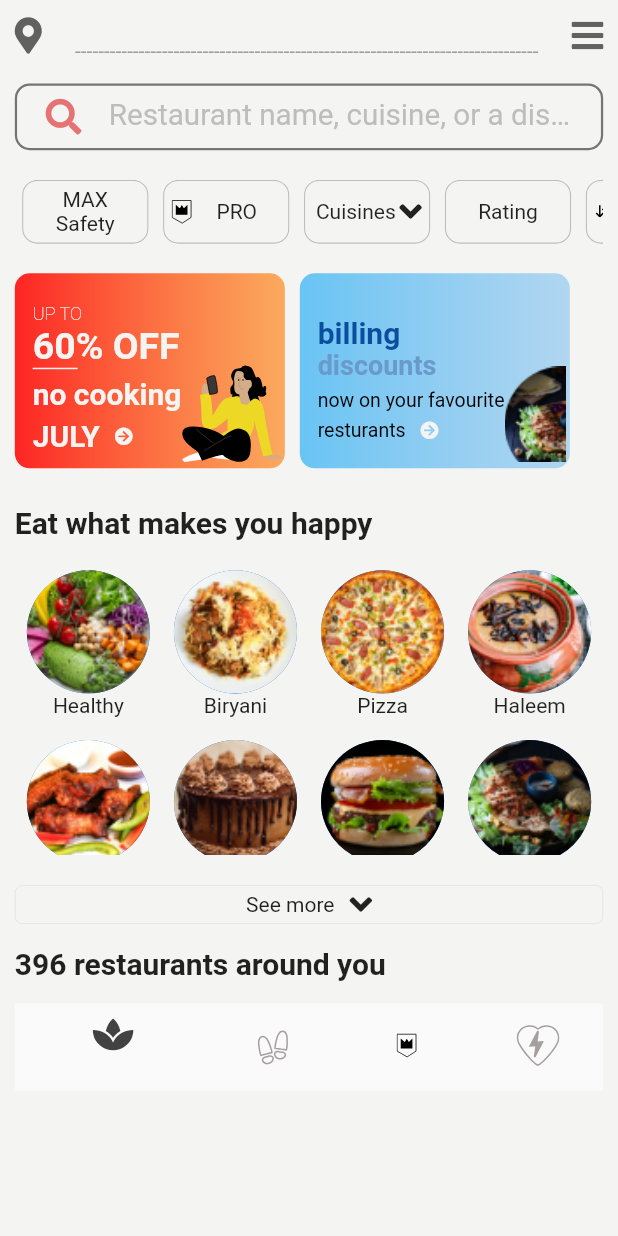
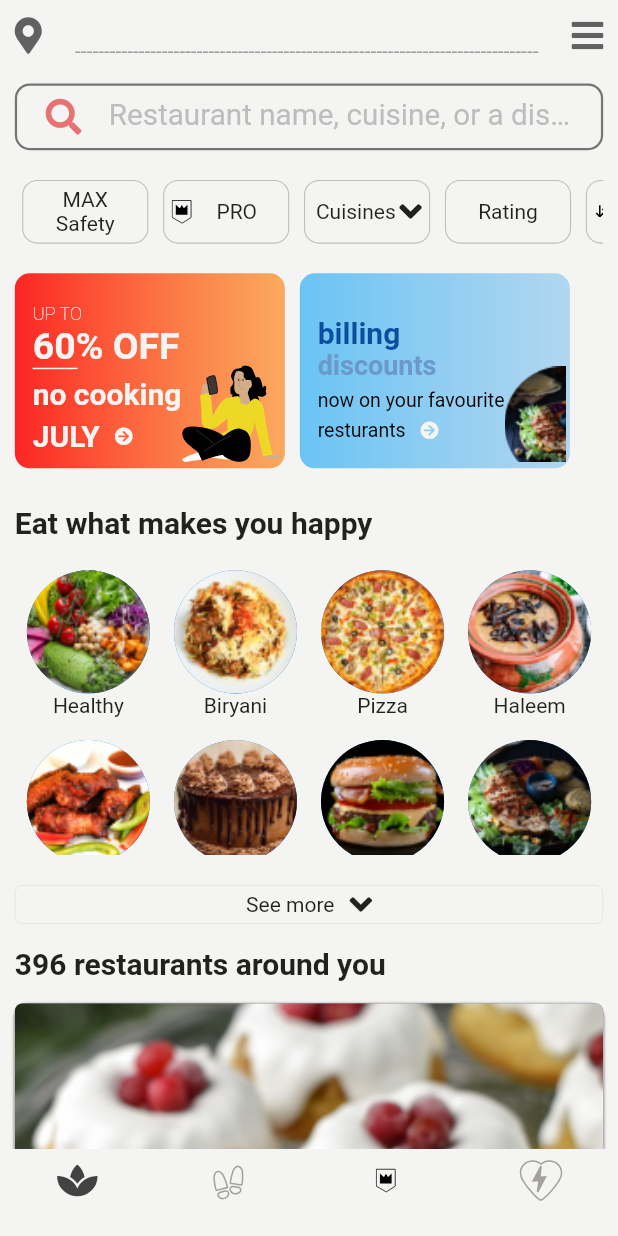
Before and after one commit to jidnation/Figma-Zomato-clone-FoodApp, a Flutter app: the screen it shows after launch, after a tap on "Skip", on a phone screen of 412 x 824 dp. Run offline on Flutter 3.47's test engine with Material 2 defaults, Android fonts, the light colour scheme and no system bars; our stand-ins replace flutter_svg, font_awesome_flutter; project files that could hold a hidden picture were left out.

Commit message:
details page
just stating the screen disign

```diff
--- a/lib/Routes/contacts.dart
+++ b/lib/Routes/contacts.dart
@@ -1,3 +1,4 @@
 const String signUpPage = '/ ';
 const String verificationPage = '/verify_page ';
 const String homePage = '/home_page ';
+const String foodDetailPage = '/foodDetail_page';
--- a/lib/Screens/Home/body.dart
+++ b/lib/Screens/Home/body.dart
@@ -6,6 +6,7 @@ import 'package:flutter_svg/svg.dart';
 import 'package:font_awesome_flutter/font_awesome_flutter.dart';
 import 'package:zomato_foodapp_design_clone/Configurations/constant.dart';
 import 'package:zomato_foodapp_design_clone/Configurations/general.dart';
+import 'package:zomato_foodapp_design_clone/Routes/contacts.dart';
 import 'package:zomato_foodapp_design_clone/Screens/Home/widgets.dart';
 import 'package:zomato_foodapp_design_clone/Tools/data.dart';
 import 'package:zomato_foodapp_design_clone/Tools/genrators.dart';
@@ -216,20 +217,36 @@ class _HomePageBodyState extends State<HomePageBody> {
                   style: TextStyle(fontSize: 20, fontWeight: FontWeight.w600)),
             ),
             const SizedBox(height: 15),
-            const FoodsDetailList(),
-            Container(
-              child: BottomNavigationBar(
-                elevation: 0,
-                backgroundColor: whiteColor,
-                selectedItemColor: Colors.grey.shade800,
-                items: [
-                  const BottomNavigationBarItem(icon: FaIcon(FontAwesomeIcons.spa), label: ''),
-                  BottomNavigationBarItem(icon: SvgPicture.asset('icons/shoe.svg'), label: ''),
-                  BottomNavigationBarItem(icon: SvgPicture.asset('icons/pro.svg'), label: ''),
-                  BottomNavigationBarItem(icon: SvgPicture.asset('icons/flashHeart.svg'), label: ''),
-                ]
-                ),
-            )
+            SizedBox(
+              height: 276 * foodsDetailList.length.toDouble(),
+              width: SizeConfig.screenWidth,
+              child: ListView.builder(
+                  physics: const NeverScrollableScrollPhysics(),
+                  shrinkWrap: true,
+                  itemCount: foodsDetailList.length,
+                  itemBuilder: (context, index) {
+                    // print(foodsDetailList);
+                    if (foodsDetailList.isNotEmpty) {
+                      var contain = foodsDetailList[index];
+                      return Column(children: [
+                        GestureDetector(
+                          child: FoodDetailsList(
+                              image: contain['image'],
+                              title: contain['title'],
+                              subTitle: contain['subTitle'],
+                              rating: contain['rating'],
+                              price: contain['price']),
+                          onTap: () {
+                            Navigator.pushNamed(context, foodDetailPage, arguments: contain);
+                          },
+                        ),
+                        const SizedBox(height: 25),
+                      ]);
+                    }
+                    return CircularProgressIndicator(
+                        color: Colors.green.withOpacity(0.5));
+                  }),
+            ),
           ]),
         ),
       ]),
--- a/lib/Screens/Home/home_page.dart
+++ b/lib/Screens/Home/home_page.dart
@@ -1,4 +1,6 @@
 import 'package:flutter/material.dart';
+import 'package:flutter_svg/flutter_svg.dart';
+import 'package:font_awesome_flutter/font_awesome_flutter.dart';
 import 'package:zomato_foodapp_design_clone/Configurations/constant.dart';
 import 'package:zomato_foodapp_design_clone/Screens/Home/body.dart';
 
@@ -7,9 +9,21 @@ class HomePage extends StatelessWidget {
 
   @override
   Widget build(BuildContext context) {
-    return const Scaffold(
+    return Scaffold(
       backgroundColor: whiteColor,
-      body: HomePageBody(),
+      body: const HomePageBody(),
+      bottomNavigationBar:  BottomNavigationBar(
+             type: BottomNavigationBarType.fixed,
+                elevation: 0,
+                backgroundColor: whiteColor,
+                selectedItemColor: Colors.grey.shade800,
+                items: [
+                  const BottomNavigationBarItem(icon: FaIcon(FontAwesomeIcons.spa), label: ''),
+                  BottomNavigationBarItem(icon: SvgPicture.asset('icons/shoe.svg'), label: ''),
+                  BottomNavigationBarItem(icon: SvgPicture.asset('icons/pro.svg'), label: ''),
+                  BottomNavigationBarItem(icon: SvgPicture.asset('icons/flashHeart.svg'), label: ''),
+                ]
+                ),
     );
   }
 }
--- a/lib/Screens/Home/widgets.dart
+++ b/lib/Screens/Home/widgets.dart
@@ -10,7 +10,12 @@ class FoodDetailsList extends StatelessWidget {
   final num rating;
   final num price;
   const FoodDetailsList({
-    Key? key, required this.image, required this.title, required this.subTitle, required this.rating, required this.price,
+    Key? key,
+    required this.image,
+    required this.title,
+    required this.subTitle,
+    required this.rating,
+    required this.price,
   }) : super(key: key);
 
   @override
@@ -65,12 +70,12 @@ class FoodDetailsList extends StatelessWidget {
                         Column(
                             crossAxisAlignment: CrossAxisAlignment.start,
                             children: [
-                          Text( title,
+                              Text(title,
                                   style: const TextStyle(
                                     fontSize: 17,
                                     fontWeight: FontWeight.w600,
                                   )),
-                          Text( subTitle,
+                              Text(subTitle,
                                   style: const TextStyle(
                                     fontSize: 14,
                                     fontWeight: FontWeight.w300,
@@ -130,7 +135,25 @@ class FoodDetailsList extends StatelessWidget {
                           const SizedBox(
                             width: 5,
                           ),
-                          Container(
+                          const MaxDeliveryDesign()
+                        ])
+                      ]),
+                )
+              ]),
+        )
+      ]),
+    );
+  }
+}
+
+class MaxDeliveryDesign extends StatelessWidget {
+  const MaxDeliveryDesign({
+    Key? key,
+  }) : super(key: key);
+
+  @override
+  Widget build(BuildContext context) {
+    return Container(
       height: 26,
       width: 66,
       decoration: BoxDecoration(
@@ -163,12 +186,6 @@ class FoodDetailsList extends StatelessWidget {
                     fontSize: 10,
                     fontWeight: FontWeight.w400)),
           ),
-                                )
-                              ]))
-                        ])
-                      ]),
-                )
-              ]),
         )
       ]),
     );
--- a/lib/Tools/buttons.dart
+++ b/lib/Tools/buttons.dart
@@ -1,5 +1,4 @@
 import 'package:flutter/material.dart';
-import 'package:flutter_svg/flutter_svg.dart';
 import 'package:font_awesome_flutter/font_awesome_flutter.dart';
 import 'package:zomato_foodapp_design_clone/Configurations/constant.dart';
 
--- a/lib/Tools/data.dart
+++ b/lib/Tools/data.dart
@@ -1,7 +1,6 @@
 import 'package:flutter/material.dart';
 import 'package:flutter_svg/flutter_svg.dart';
 import 'package:font_awesome_flutter/font_awesome_flutter.dart';
-import 'package:zomato_foodapp_design_clone/Tools/genrators.dart';
 
 const List<String> text1 = ['MAX', 'PRO', 'Cuisines', 'Rating', 'Popular'];
 const List<String?> text2 = ['Safety', null, null, null, null];
--- a/lib/Tools/genrators.dart
+++ b/lib/Tools/genrators.dart
@@ -1,7 +1,4 @@
-import 'dart:convert';
-
 import 'package:flutter/material.dart';
-import 'package:flutter/services.dart';
 import 'package:flutter_svg/flutter_svg.dart';
 import 'package:font_awesome_flutter/font_awesome_flutter.dart';
 import 'package:zomato_foodapp_design_clone/Configurations/constant.dart';
--- a/lib/router.dart
+++ b/lib/router.dart
@@ -1,6 +1,7 @@
 import 'package:flutter/material.dart';
 import 'package:zomato_foodapp_design_clone/Configurations/constant.dart';
 import 'package:zomato_foodapp_design_clone/Routes/contacts.dart';
+import 'package:zomato_foodapp_design_clone/Screens/Home/food_detail_page.dart';
 import 'package:zomato_foodapp_design_clone/Screens/Home/home_page.dart';
 import 'package:zomato_foodapp_design_clone/Screens/Sign_up/sign_up_page.dart';
 import 'package:zomato_foodapp_design_clone/Screens/Verify/verify_page.dart';
@@ -10,15 +11,20 @@ class Routing {
     switch (settings.name) {
       case signUpPage:
         {
-          return MaterialPageRoute(builder: (_) =>const SignUpPage());
+          return MaterialPageRoute(builder: (_) => const SignUpPage());
         }
-        case verificationPage:
+      case verificationPage:
         {
-          return MaterialPageRoute(builder: (_) =>const VerificationPage());
+          return MaterialPageRoute(builder: (_) => const VerificationPage());
         }
-         case homePage:
+      case homePage:
         {
-          return MaterialPageRoute(builder: (_) =>const HomePage());
+          return MaterialPageRoute(builder: (_) => const HomePage());
+        }
+      case foodDetailPage:
+        {
+          final argument = settings.arguments;
+          return MaterialPageRoute(builder: (_) => FoodDetailPage(container: argument as Map<String, dynamic>,));
         }
       default:
         {
```
Also changed, not shown: lib/Screens/Home/food_detail_page.dart (added, +132 -0 lines), images/Mask Image.png (added). Lines whose indentation alone changed are shown as unchanged.
